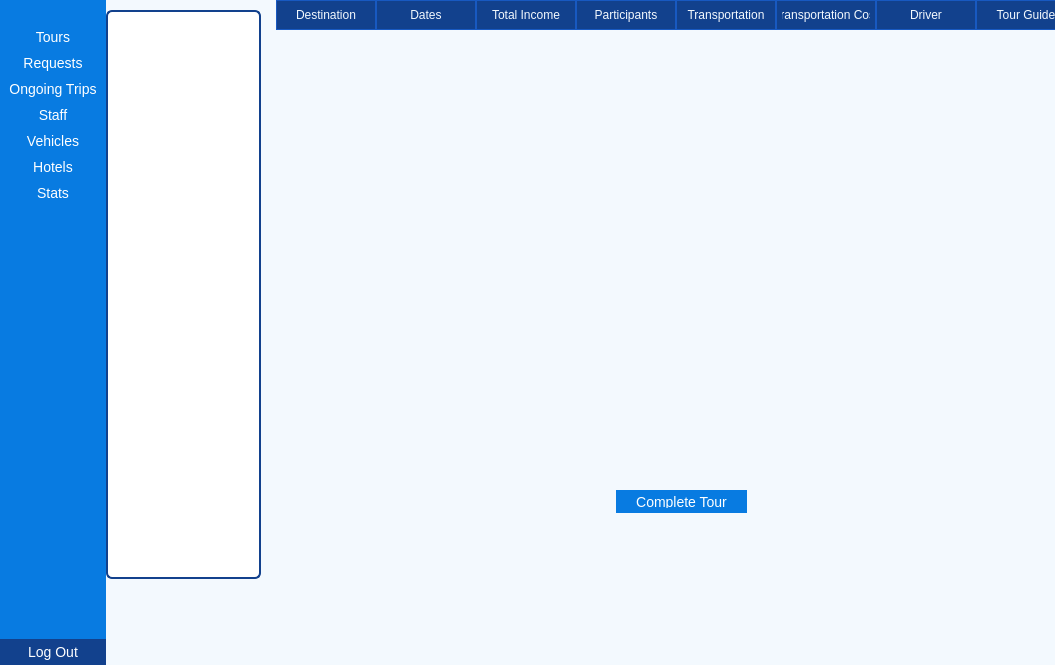
First picture: the form in ui/admin.ui, repository Dimalko/telo2, before the edit.
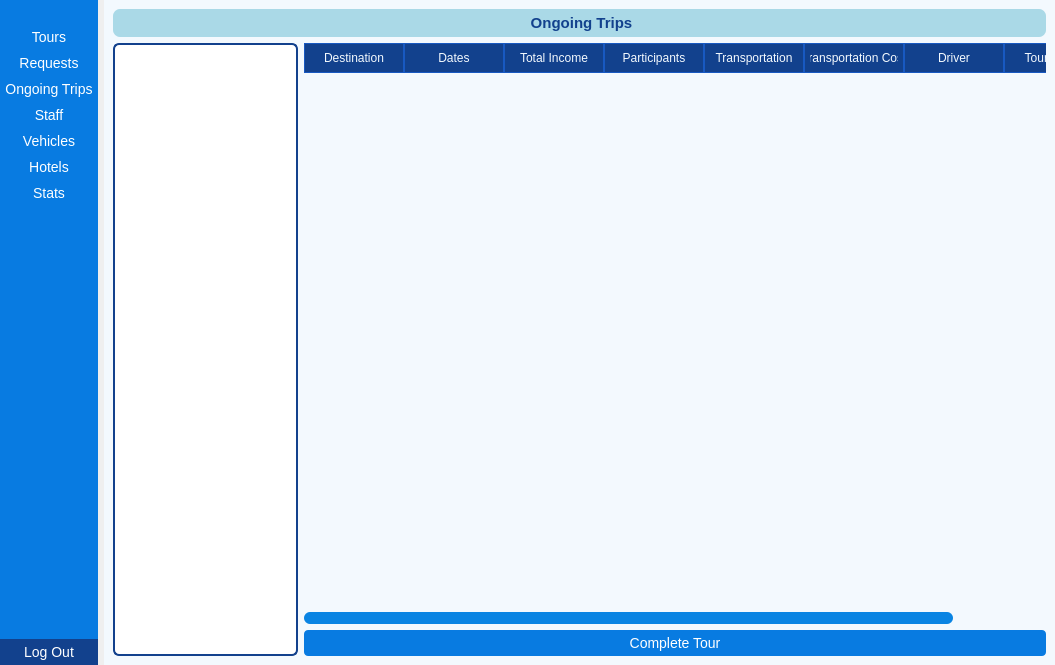
Second picture: the form after the edit. The open tabs and pages were chosen to show the change. Icons and pictures are not drawn.

Commit message: fixed ui and added activities in tour descr

Patch:
```diff
--- a/ui/admin.ui
+++ b/ui/admin.ui
@@ -92,10 +92,7 @@
    <property name="styleSheet">
     <string notr="true"/>
    </property>
-   <layout class="QHBoxLayout" name="horizontalLayout" stretch="1,9">
-    <property name="spacing">
-     <number>0</number>
-    </property>
+   <layout class="QGridLayout" name="gridLayout_9">
     <property name="leftMargin">
      <number>0</number>
     </property>
@@ -108,7 +105,7 @@
     <property name="bottomMargin">
      <number>0</number>
     </property>
-    <item>
+    <item row="0" column="0">
      <widget class="QWidget" name="widget" native="true">
       <property name="styleSheet">
        <string notr="true">background-color: rgb(8, 123, 225);</string>
@@ -361,7 +358,7 @@
       </layout>
      </widget>
     </item>
-    <item>
+    <item row="0" column="1">
      <widget class="QStackedWidget" name="stackedWidget">
       <property name="enabled">
        <bool>true</bool>
@@ -827,42 +824,32 @@
        </layout>
       </widget>
       <widget class="QWidget" name="ongoingPage">
-       <widget class="QListWidget" name="ongoingTourListWidget">
-        <property name="geometry">
-         <rect>
-          <x>0</x>
-          <y>10</y>
-          <width>155</width>
-          <height>569</height>
-         </rect>
-        </property>
+       <layout class="QGridLayout" name="gridLayout_10" rowstretch="0,0,0" columnstretch="2,8">
+        <item row="2" column="1">
+         <widget class="QPushButton" name="completeTourButton">
         <property name="styleSheet">
-         <string notr="true">QListWidget {
-        font-size: 16px;
-        color: rgb(18, 65, 141);
-        background-color: white;
-        border: 2px solid rgb(18, 65, 141);
-        border-radius: 6px;
-    }
-    QListWidget::item {
-        padding: 6px;
-    }
-    QListWidget::item:selected {
-        background-color: rgb(18, 65, 141);
-        color: white;
-        border-radius: 4px;
-    }</string>
-        </property>
-       </widget>
+           <string notr="true">QPushButton{
+color:#fff;
+border: 0px;
+font-size: 14px;
+padding: 5px;
+background-color: rgb(8, 123, 225);
+border-radius: 4px;
+}
+
+QPushButton:hover{
+background-color: rgb(18, 65, 141);
+border-radius: 4px;
+border-bottom: 2px solid #74b9ff;
+}</string>
+          </property>
+          <property name="text">
+           <string>Complete Tour</string>
+          </property>
+         </widget>
+        </item>
+        <item row="1" column="1">
        <widget class="QTableWidget" name="ongoingTourDetailsTable">
-        <property name="geometry">
-         <rect>
-          <x>170</x>
-          <y>0</y>
-          <width>801</width>
-          <height>347</height>
-         </rect>
-        </property>
         <column>
          <property name="text">
           <string>Destination</string>
@@ -904,35 +891,41 @@
          </property>
         </column>
        </widget>
-       <widget class="QPushButton" name="completeTourButton">
-        <property name="geometry">
-         <rect>
-          <x>510</x>
-          <y>490</y>
-          <width>131</width>
-          <height>23</height>
-         </rect>
-        </property>
+        </item>
+        <item row="1" column="0" rowspan="2">
+         <widget class="QListWidget" name="ongoingTourListWidget">
+          <property name="styleSheet">
+           <string notr="true">QListWidget {
+        font-size: 16px;
+        color: rgb(18, 65, 141);
+        background-color: white;
+        border: 2px solid rgb(18, 65, 141);
+        border-radius: 6px;
+    }
+    QListWidget::item {
+        padding: 6px;
+    }
+    QListWidget::item:selected {
+        background-color: rgb(18, 65, 141);
+        color: white;
+        border-radius: 4px;
+    }</string>
+          </property>
+         </widget>
+        </item>
+        <item row="0" column="0" colspan="2">
+         <widget class="QLabel" name="label">
         <property name="styleSheet">
-         <string notr="true">QPushButton{
-color:#fff;
-border: 0px;
-font-size: 14px;
+           <string notr="true">background-color:rgb(170, 217, 231);
 padding: 5px;
-border-radius: 0px;
-background-color: rgb(8, 123, 225);
-}
-
-QPushButton:hover{
-background-color: rgb(18, 65, 141);
-border-radius: 10px;
-border-bottom: 2px solid #74b9ff;
-}</string>
+border-radius: 7px;</string>
         </property>
         <property name="text">
-         <string>Complete Tour</string>
-        </property>
-       </widget>
+           <string>&lt;html&gt;&lt;head/&gt;&lt;body&gt;&lt;p align=&quot;center&quot;&gt;&lt;span style=&quot; font-size:11pt;&quot;&gt;Ongoing Trips&lt;/span&gt;&lt;/p&gt;&lt;/body&gt;&lt;/html&gt;</string>
+          </property>
+         </widget>
+        </item>
+       </layout>
       </widget>
       <widget class="QWidget" name="staffPage">
        <layout class="QGridLayout" name="gridLayout_2">
```
Left out of the diff: 8 changed lines with no effect on the pictures. Lines whose indentation alone changed are shown as unchanged. The commit also changes 14 other files.
